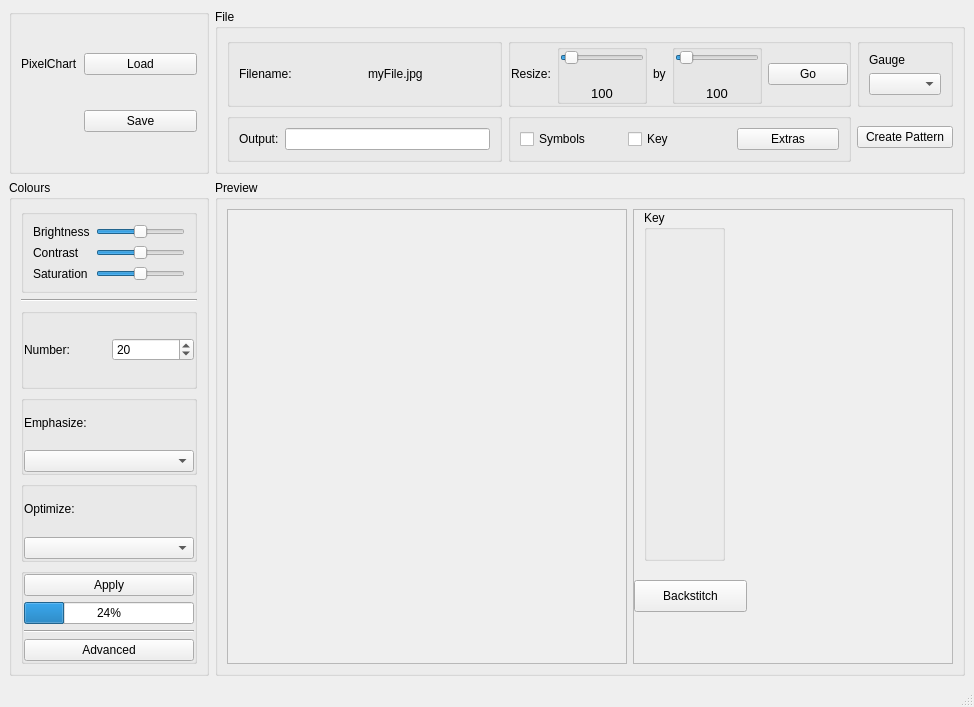
The window that GUI/Main.ui (hratcliffe/PixelChart) describes before a commit, drawn with Qt 5.
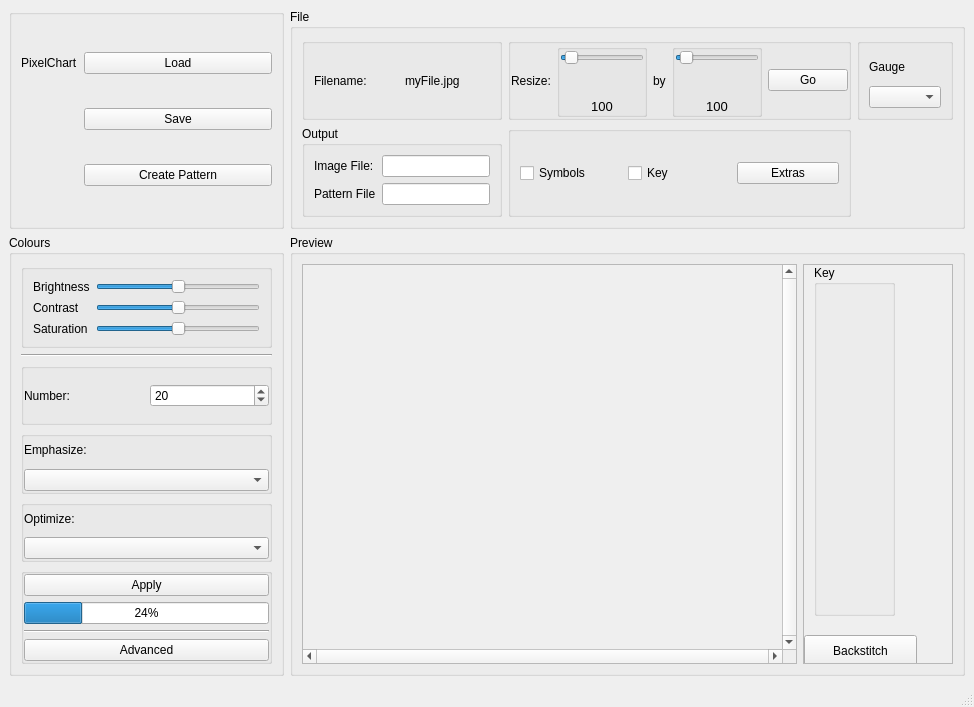
The same window after the commit.

Commit message: Basic image viewer

Diff of the .ui file:
```diff
--- a/GUI/Main.ui
+++ b/GUI/Main.ui
@@ -36,20 +36,6 @@
        <string/>
       </property>
       <layout class="QGridLayout" name="gridLayout">
-       <item row="0" column="0">
-        <widget class="QLabel" name="label">
-         <property name="text">
-          <string>PixelChart</string>
-         </property>
-        </widget>
-       </item>
-       <item row="0" column="1">
-        <widget class="QPushButton" name="LoadButton">
-         <property name="text">
-          <string>Load</string>
-         </property>
-        </widget>
-       </item>
        <item row="1" column="1">
         <widget class="QPushButton" name="SaveButton">
          <property name="sizePolicy">
@@ -63,6 +49,27 @@
          </property>
         </widget>
        </item>
+       <item row="0" column="1">
+        <widget class="QPushButton" name="LoadButton">
+         <property name="text">
+          <string>Load</string>
+         </property>
+        </widget>
+       </item>
+       <item row="0" column="0">
+        <widget class="QLabel" name="label">
+         <property name="text">
+          <string>PixelChart</string>
+         </property>
+        </widget>
+       </item>
+       <item row="2" column="1">
+        <widget class="QPushButton" name="create_button">
+         <property name="text">
+          <string>Create Pattern</string>
+         </property>
+        </widget>
+       </item>
       </layout>
      </widget>
     </item>
@@ -70,8 +77,8 @@
      <widget class="QGroupBox" name="DisplayPane">
       <property name="sizePolicy">
        <sizepolicy hsizetype="MinimumExpanding" vsizetype="MinimumExpanding">
-        <horstretch>10</horstretch>
-        <verstretch>10</verstretch>
+        <horstretch>0</horstretch>
+        <verstretch>0</verstretch>
        </sizepolicy>
       </property>
       <property name="minimumSize">
@@ -93,29 +100,56 @@
        <item>
         <widget class="QScrollArea" name="image_pane">
          <property name="sizePolicy">
-          <sizepolicy hsizetype="Expanding" vsizetype="Expanding">
+          <sizepolicy hsizetype="MinimumExpanding" vsizetype="Expanding">
            <horstretch>0</horstretch>
            <verstretch>0</verstretch>
           </sizepolicy>
          </property>
          <property name="minimumSize">
           <size>
-           <width>400</width>
+           <width>200</width>
            <height>400</height>
           </size>
          </property>
+         <property name="baseSize">
+          <size>
+           <width>500</width>
+           <height>400</height>
+          </size>
+         </property>
+         <property name="verticalScrollBarPolicy">
+          <enum>Qt::ScrollBarAlwaysOn</enum>
+         </property>
+         <property name="horizontalScrollBarPolicy">
+          <enum>Qt::ScrollBarAlwaysOn</enum>
+         </property>
+         <property name="sizeAdjustPolicy">
+          <enum>QAbstractScrollArea::AdjustToContents</enum>
+         </property>
          <property name="widgetResizable">
           <bool>true</bool>
          </property>
+         <property name="alignment">
+          <set>Qt::AlignCenter</set>
+         </property>
          <widget class="QWidget" name="scrollAreaWidgetContents">
           <property name="geometry">
            <rect>
-            <x>0</x>
-            <y>0</y>
-            <width>398</width>
-            <height>412</height>
+            <x>8</x>
+            <y>8</y>
+            <width>526</width>
+            <height>399</height>
            </rect>
           </property>
+          <layout class="QVBoxLayout" name="verticalLayout_8">
+           <item>
+            <widget class="QLabel" name="image_hook">
+             <property name="text">
+              <string/>
+             </property>
+            </widget>
+           </item>
+          </layout>
          </widget>
         </widget>
        </item>
@@ -127,6 +161,12 @@
            <height>400</height>
           </size>
          </property>
+         <property name="maximumSize">
+          <size>
+           <width>150</width>
+           <height>16777215</height>
+          </size>
+         </property>
          <property name="frameShadow">
           <enum>QFrame::Plain</enum>
          </property>
@@ -138,8 +178,8 @@
            <rect>
             <x>0</x>
             <y>0</y>
-            <width>280</width>
-            <height>412</height>
+            <width>148</width>
+            <height>415</height>
            </rect>
           </property>
           <widget class="QPushButton" name="pushButton_3">
@@ -237,6 +277,9 @@
           </item>
           <item>
            <widget class="QLabel" name="filename_show">
+            <property name="toolTip">
+             <string>./</string>
+            </property>
             <property name="text">
              <string>myFile.jpg</string>
             </property>
@@ -248,18 +291,28 @@
        <item row="1" column="1">
         <widget class="QGroupBox" name="groupBox_2">
          <property name="title">
-          <string/>
+          <string>Output</string>
          </property>
-         <layout class="QHBoxLayout" name="horizontalLayout_2">
-          <item>
+         <layout class="QGridLayout" name="gridLayout_5">
+          <item row="1" column="0">
+           <widget class="QLabel" name="label_3">
+            <property name="text">
+             <string>Pattern File</string>
+            </property>
+           </widget>
+          </item>
+          <item row="1" column="1">
+           <widget class="QLineEdit" name="patternSaveEdit"/>
+          </item>
+          <item row="0" column="0">
            <widget class="QLabel" name="label_4">
             <property name="text">
-             <string>Output:</string>
+             <string>Image File:</string>
             </property>
            </widget>
           </item>
-          <item>
-           <widget class="QLineEdit" name="lineEdit"/>
+          <item row="0" column="1">
+           <widget class="QLineEdit" name="imageSaveEdit"/>
           </item>
          </layout>
         </widget>
@@ -488,13 +541,6 @@
          </layout>
         </widget>
        </item>
-       <item row="1" column="4">
-        <widget class="QPushButton" name="pushButton_2">
-         <property name="text">
-          <string>Create Pattern</string>
-         </property>
-        </widget>
-       </item>
       </layout>
      </widget>
     </item>
@@ -506,6 +552,12 @@
         <height>400</height>
        </size>
       </property>
+      <property name="maximumSize">
+       <size>
+        <width>300</width>
+        <height>16777215</height>
+       </size>
+      </property>
       <property name="title">
        <string>Colours</string>
       </property>
```
The commit also changes 3 other files.
